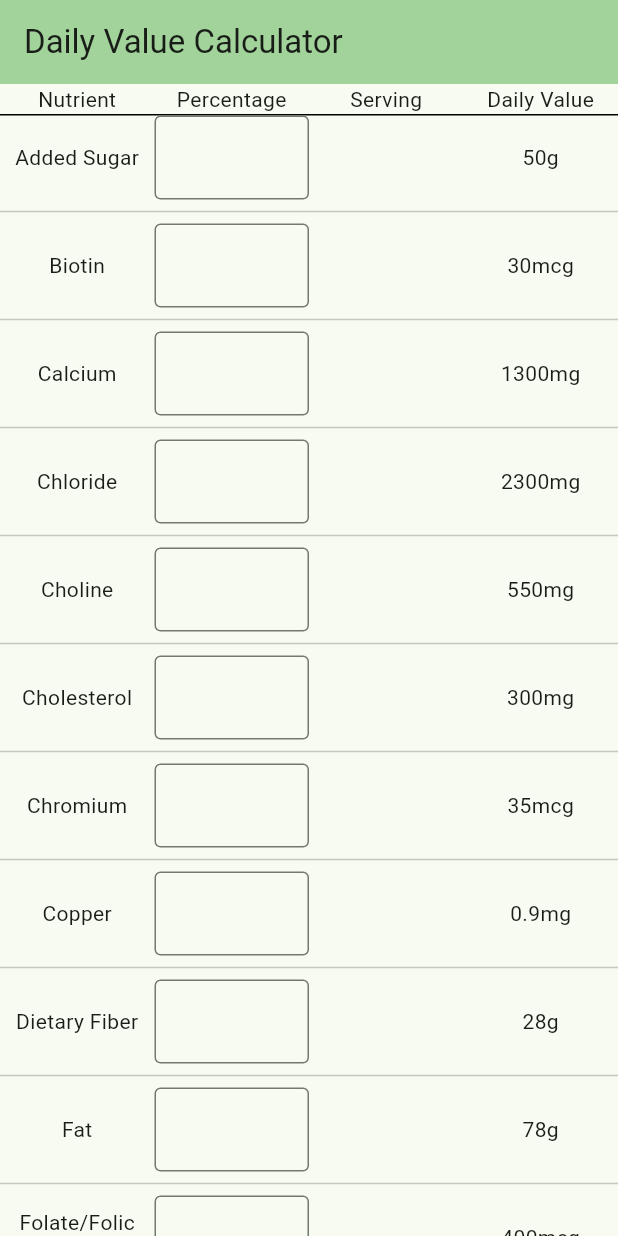
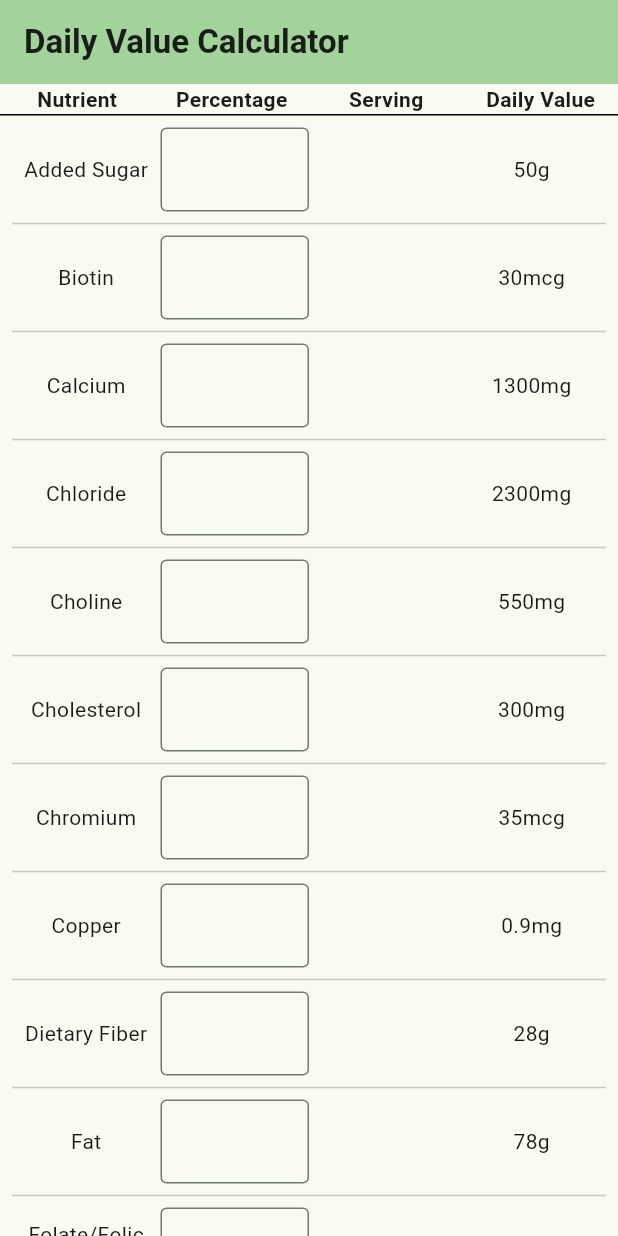
Before and after one commit to ananaso/DailyValueCalculator, a Flutter app: the screen it shows after launch, on a phone screen of 412 x 824 dp. Run offline on Flutter 3.47's test engine with Material 3 defaults, Android fonts, the phone set to English and light mode, and no system bars.

Commit message:
bold header stuff

```diff
--- a/lib/main.dart
+++ b/lib/main.dart
@@ -36,7 +36,10 @@ class _HomePageState extends State<HomePage> {
     return Scaffold(
         appBar: AppBar(
           backgroundColor: Theme.of(context).colorScheme.inversePrimary,
-          title: Text(widget.title),
+          title: Text(
+            widget.title,
+            style: const TextStyle(fontWeight: FontWeight.bold),
+          ),
         ),
         body: const NutrientList());
   }
--- a/lib/nutrition_list.dart
+++ b/lib/nutrition_list.dart
@@ -21,27 +21,32 @@ class _NutrientListState extends State<NutrientList> {
                 child: Text(
               "Nutrient",
               textAlign: TextAlign.center,
+              style: TextStyle(fontWeight: FontWeight.bold),
             )),
             Expanded(
                 child: Text(
               "Percentage",
               textAlign: TextAlign.center,
+              style: TextStyle(fontWeight: FontWeight.bold),
             )),
             Expanded(
                 child: Text(
               "Serving",
               textAlign: TextAlign.center,
+              style: TextStyle(fontWeight: FontWeight.bold),
             )),
             Expanded(
                 child: Text(
               "Daily Value",
               textAlign: TextAlign.center,
+              style: TextStyle(fontWeight: FontWeight.bold),
             ))
           ],
         ),
       ),
       Expanded(
           child: ListView.separated(
+        padding: const EdgeInsets.all(8),
         itemCount: nutrients.length,
         itemBuilder: (BuildContext context, int index) {
           return NutrientRow(nutrient: nutrients[index]);
```
